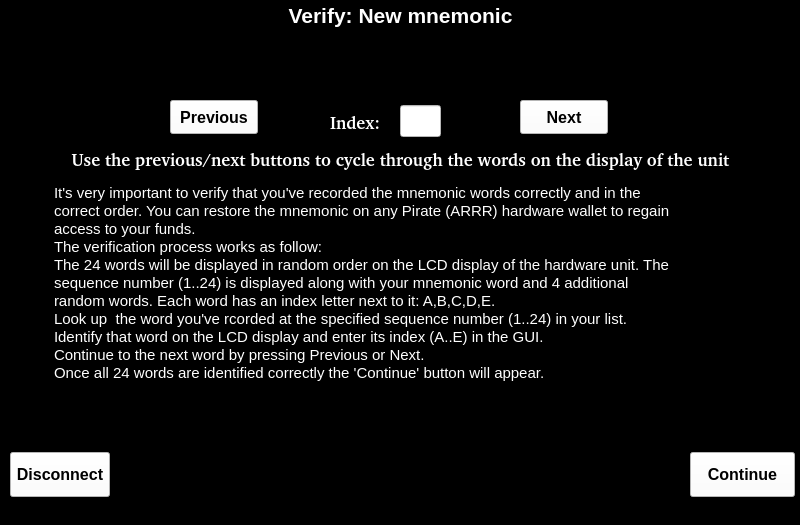
This is mainwindow.ui in mullroy/pirate_hardware_interface as Qt 5 draws it before an edit. The edited form follows.
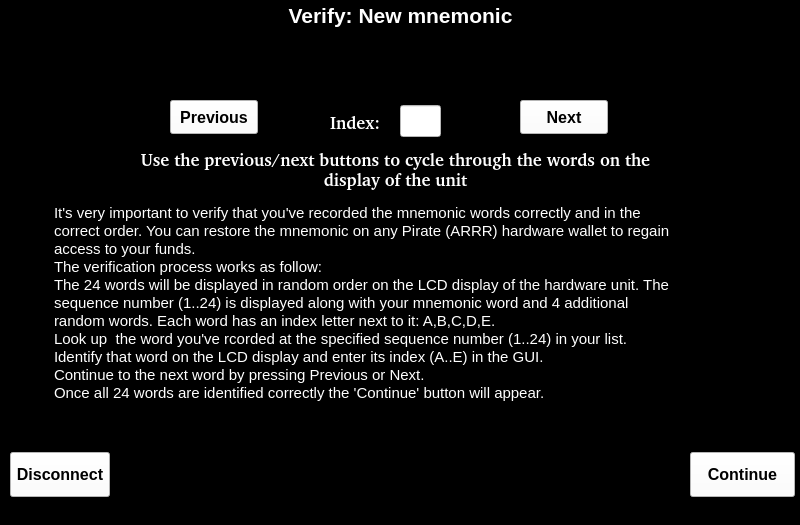
This is the edited form. The open tabs and pages were chosen to show the change. Icons and pictures are not drawn.

Commit message: Fit layout text a bit better for the Cygwin (Windows) build

The edit to the form file:
```diff
--- a/mainwindow.ui
+++ b/mainwindow.ui
@@ -6288,9 +6288,9 @@
      <widget class="QLabel" name="label_22">
       <property name="geometry">
        <rect>
-        <x>10</x>
+        <x>60</x>
         <y>150</y>
-        <width>781</width>
+        <width>671</width>
         <height>20</height>
        </rect>
       </property>
@@ -6306,12 +6306,39 @@
        <string notr="true">color: rgb(255, 255, 255);</string>
       </property>
       <property name="text">
-       <string>Use the previous/next buttons to cycle through the words on the display of the unit</string>
+       <string>Use the previous/next buttons to cycle through the words on the</string>
       </property>
       <property name="alignment">
        <set>Qt::AlignCenter</set>
       </property>
      </widget>
+     <widget class="QLabel" name="label_23">
+      <property name="geometry">
+       <rect>
+        <x>60</x>
+        <y>170</y>
+        <width>671</width>
+        <height>20</height>
+       </rect>
+      </property>
+      <property name="font">
+       <font>
+        <family>Nimbus Sans [UKWN]</family>
+        <pointsize>13</pointsize>
+        <weight>75</weight>
+        <bold>true</bold>
+       </font>
+      </property>
+      <property name="styleSheet">
+       <string notr="true">color: rgb(255, 255, 255);</string>
+      </property>
+      <property name="text">
+       <string>display of the unit</string>
+      </property>
+      <property name="alignment">
+       <set>Qt::AlignCenter</set>
+      </property>
+     </widget>     
      <widget class="QPushButton" name="btSetupMnemonic4_Previous">
       <property name="geometry">
        <rect>
@@ -6386,9 +6413,9 @@
       <property name="geometry">
        <rect>
         <x>50</x>
-        <y>180</y>
+        <y>200</y>
         <width>711</width>
-        <height>271</height>
+        <height>251</height>
        </rect>
       </property>
       <property name="font">
```
Left out of the diff: 4 changed lines with no effect on the pictures.
